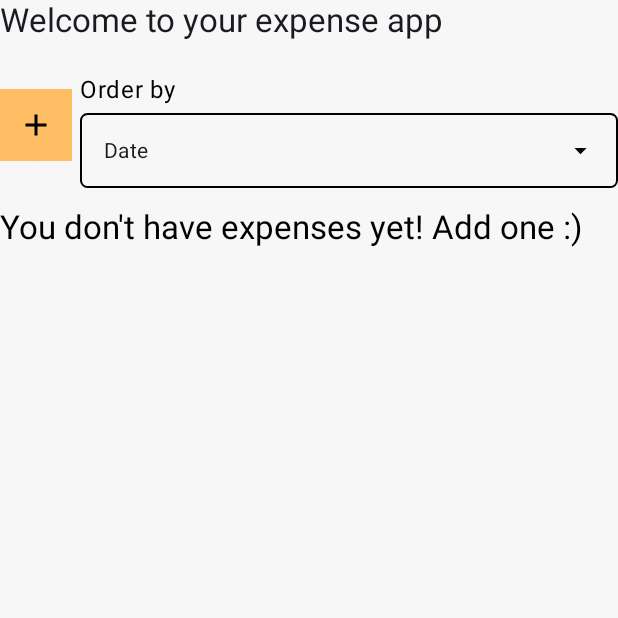
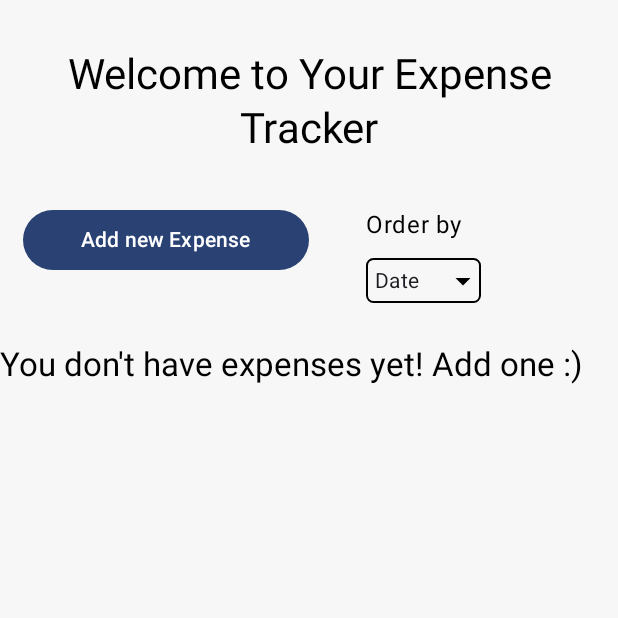
Before and after one commit to claudiasrf96/visma_assessment, an Android app built with Jetpack Compose: the expense_list screen opened through its navigation route, on a phone screen of 412 x 824 dp, the top half of it. Run offline under Robolectric (Android 15) with nearby library versions, the phone set to English and light mode, and no system bars; our stand-ins replace Dagger/Hilt's generated code, paging.

Commit message:
small improvements on UI

```diff
--- a/app/src/main/java/com/visma/freelanceexpenses/ui/theme/Color.kt
+++ b/app/src/main/java/com/visma/freelanceexpenses/ui/theme/Color.kt
@@ -13,4 +13,4 @@ val Pink40 = Color(0xFF7D5260)
 val DarkBlue = Color(0xFF0B405E)
 val DesertWhite = Color(0xFFF7F7F7)
 val SandYellow = Color(0xFFFFBD64)
-val LightBlue = Color(0xFF9AD9FF)
+val Green = Color(0xFF4CAF50)
--- a/app/src/main/java/com/visma/freelanceexpenses/view/components/AppDropdown.kt
+++ b/app/src/main/java/com/visma/freelanceexpenses/view/components/AppDropdown.kt
@@ -8,8 +8,8 @@ import androidx.compose.foundation.layout.Arrangement
 import androidx.compose.foundation.layout.Box
 import androidx.compose.foundation.layout.Row
 import androidx.compose.foundation.layout.Spacer
-import androidx.compose.foundation.layout.fillMaxWidth
 import androidx.compose.foundation.layout.padding
+import androidx.compose.foundation.layout.requiredHeight
 import androidx.compose.foundation.shape.RoundedCornerShape
 import androidx.compose.material3.DropdownMenu
 import androidx.compose.material3.DropdownMenuItem
@@ -46,10 +46,10 @@ fun AppDropdown(
             topEnd = 5.dp,
             bottomEnd = 5.dp,
             bottomStart = 5.dp
-        )
-    ).padding(all = 15.dp)) {
+        ))
+        .requiredHeight(30.dp)) {
         Row(
-            horizontalArrangement = Arrangement.Start,
+            horizontalArrangement = Arrangement.Center,
             verticalAlignment = Alignment.CenterVertically,
             modifier = Modifier
                 .clickable {
@@ -57,6 +57,7 @@ fun AppDropdown(
                 }
         ) {
             Text(itemsList[selectedPosition],
+                modifier = Modifier.padding(5.dp),
                 textAlign = TextAlign.Center,
                 style = MaterialTheme.typography.bodyMedium,
                 color = MaterialTheme.colorScheme.onSurface)
@@ -70,8 +71,7 @@ fun AppDropdown(
             expanded = isDropDownExpanded,
             onDismissRequest = {
                 isDropDownExpanded = false
-            }, modifier = Modifier.fillMaxWidth()
-                .background(Color.White)
+            }, modifier = modifier.background(Color.White)
         ) {
             itemsList.forEachIndexed { index, item ->
                 DropdownMenuItem(text = {
--- a/app/src/main/java/com/visma/freelanceexpenses/view/expense_list/ListExpensesScreen.kt
+++ b/app/src/main/java/com/visma/freelanceexpenses/view/expense_list/ListExpensesScreen.kt
@@ -8,10 +8,13 @@ import androidx.compose.foundation.layout.Spacer
 import androidx.compose.foundation.layout.fillMaxSize
 import androidx.compose.foundation.layout.fillMaxWidth
 import androidx.compose.foundation.layout.height
+import androidx.compose.foundation.layout.padding
 import androidx.compose.foundation.layout.requiredHeight
+import androidx.compose.foundation.layout.requiredWidth
 import androidx.compose.foundation.layout.statusBarsPadding
 import androidx.compose.foundation.layout.width
 import androidx.compose.foundation.shape.RoundedCornerShape
+import androidx.compose.material3.Button
 import androidx.compose.material3.Icon
 import androidx.compose.material3.IconButton
 import androidx.compose.material3.MaterialTheme
@@ -26,6 +29,7 @@ import androidx.compose.ui.Alignment
 import androidx.compose.ui.Modifier
 import androidx.compose.ui.res.painterResource
 import androidx.compose.ui.res.stringResource
+import androidx.compose.ui.text.style.TextAlign
 import androidx.compose.ui.unit.dp
 import androidx.hilt.navigation.compose.hiltViewModel
 import androidx.paging.compose.LazyPagingItems
@@ -79,32 +83,23 @@ fun ListExpensesScreen(
             color = DesertWhite
         ){
             Column {
-                Text(text = stringResource(id = R.string.welcome),
-                    style = MaterialTheme.typography.titleLarge,
-                    color = MaterialTheme.colorScheme.onSurface)
-                Spacer(modifier = Modifier.height(20.dp))
+                Text(
+                    text = stringResource(id = R.string.welcome),
+                    style = MaterialTheme.typography.headlineMedium,
+                    textAlign = TextAlign.Center,
+                    modifier = Modifier.padding(vertical = 32.dp)
+                )
                 Row (verticalAlignment = Alignment.CenterVertically,
-                    modifier =  Modifier.fillMaxWidth()){
-                    IconButton(
+                    modifier =  Modifier.fillMaxWidth().padding(horizontal = 15.dp)){
+                    Button(
                         onClick = { onAddClick() },
                         modifier = Modifier
-                            .background(SandYellow)
-                            .border(
-                                width = 1.dp,
-                                SandYellow,
-                                shape = RoundedCornerShape(
-                                    topStart = 32.dp,
-                                    topEnd = 32.dp,
-                                    bottomEnd = 32.dp,
-                                    bottomStart = 32.dp
-                                )
-                            )
+                            .fillMaxWidth(0.5f)
+                            .padding(bottom = 25.dp)
                     ) {
-                        Icon(
-                            painter = painterResource(id = R.drawable.ic_add),
-                            contentDescription = "Add expense")
+                        Text(text = stringResource(id = R.string.add_expense))
                     }
-                    Spacer(modifier = Modifier.width(5.dp))
+                    Spacer(modifier = Modifier.fillMaxWidth(0.2f))
                     Column(modifier = Modifier.requiredHeight(70.dp)) {
                         Text(text = stringResource(id = R.string.order_by))
                         Spacer(modifier = Modifier.height(10.dp))
@@ -114,15 +109,16 @@ fun ListExpensesScreen(
                                 selectedSortTypeIndex = index
                                 onEvent(ExpenseListEvent.SortExpenses(getSortType(index)))
                                 },
-                            modifier = Modifier.requiredHeight(50.dp))
+                            modifier = Modifier.fillMaxWidth(0.5f))
                     }
 
                     Spacer(modifier = Modifier.width(5.dp))
                 }
                 Spacer(modifier = Modifier.height(20.dp))
                 if (expensesLazyPageItems.itemCount == 0) {
-                    Text(text = stringResource(id = R.string.no_expenses),
-                        style = MaterialTheme.typography.titleLarge)
+                    Text(
+                        text = stringResource(id = R.string.no_expenses),
+                        style = MaterialTheme.typography.titleLarge, )
                 } else {
                     ExpenseList(expenses = expensesLazyPageItems,
                         onExpenseClick = { onExpenseClick(it)},
--- a/app/src/main/java/com/visma/freelanceexpenses/view/expense_upsert/UpsertExpenseScreen.kt
+++ b/app/src/main/java/com/visma/freelanceexpenses/view/expense_upsert/UpsertExpenseScreen.kt
@@ -24,6 +24,7 @@ import androidx.compose.material.icons.Icons
 import androidx.compose.material.icons.automirrored.filled.ArrowBack
 import androidx.compose.material.icons.filled.DateRange
 import androidx.compose.material3.Button
+import androidx.compose.material3.ButtonColors
 import androidx.compose.material3.ButtonDefaults
 import androidx.compose.material3.Icon
 import androidx.compose.material3.MaterialTheme
@@ -55,6 +56,7 @@ import com.visma.freelanceexpenses.core.app.ArgumentNames
 import com.visma.freelanceexpenses.core.data.ExpenseCategory
 import com.visma.freelanceexpenses.core.data.currencyIndex
 import com.visma.freelanceexpenses.core.data.currencyList
+import com.visma.freelanceexpenses.ui.theme.Green
 import com.visma.freelanceexpenses.ui.theme.SandYellow
 import com.visma.freelanceexpenses.view.components.AppDropdown
 import com.visma.freelanceexpenses.view.components.DatePickerModal
@@ -206,8 +208,8 @@ fun UpsertExpenseScreen(
                     contentScale = ContentScale.Crop
                 )
             }
-
-            Button(modifier = Modifier.align(Alignment.CenterHorizontally),
+            Spacer(modifier = Modifier.height(10.dp))
+            Button(modifier = Modifier.fillMaxWidth(),
                 onClick = { onClickAddPhoto() }) {
                 Text(
                     text = stringResource(id = R.string.add_expense_invoice_photo),
@@ -216,7 +218,12 @@ fun UpsertExpenseScreen(
 
 
             Spacer(modifier = Modifier.height(30.dp))
-            Button(modifier = Modifier.align(Alignment.CenterHorizontally), onClick = {
+            Button(modifier = Modifier.fillMaxWidth(),
+                colors = ButtonDefaults.buttonColors(
+                    containerColor = Green, // White background
+                    contentColor = Color.Black  // Black text color
+                ),
+                onClick = {
                 viewModel.onEvent(ExpenseUpsertEvent.SaveExpense)
                 navController.navigateUp()
             }) {
--- a/app/src/main/res/values/strings.xml
+++ b/app/src/main/res/values/strings.xml
@@ -16,13 +16,14 @@
     <string name="description">Description</string>
     <string name="category">Category</string>
 
-    <string name="welcome">Welcome to your expense app</string>
+    <string name="welcome">Welcome to Your Expense Tracker</string>
     <string name="expense">Expense</string>
 
     <string name="order_by">Order by</string>
 
     <string name="select_date">Select Date</string>
     <string name="go_back">Go Back</string>
+    <string name="add_expense">Add new Expense</string>
 
     <string name="ok">OK</string>
     <string name="cancel">Cancel</string>
```
